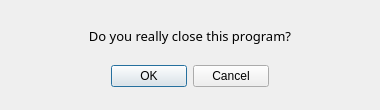
The window that gui/dialog_exit.ui (Wiznet/WIZnet-S2E-Tool-GUI) describes before a commit, drawn with Qt 5.
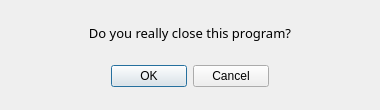
The same window after the commit.

Patch:
```diff
--- a/gui/dialog_exit.ui
+++ b/gui/dialog_exit.ui
@@ -38,7 +38,7 @@
    <property name="geometry">
     <rect>
      <x>15</x>
-     <y>18</y>
+     <y>15</y>
      <width>350</width>
      <height>35</height>
     </rect>
```
